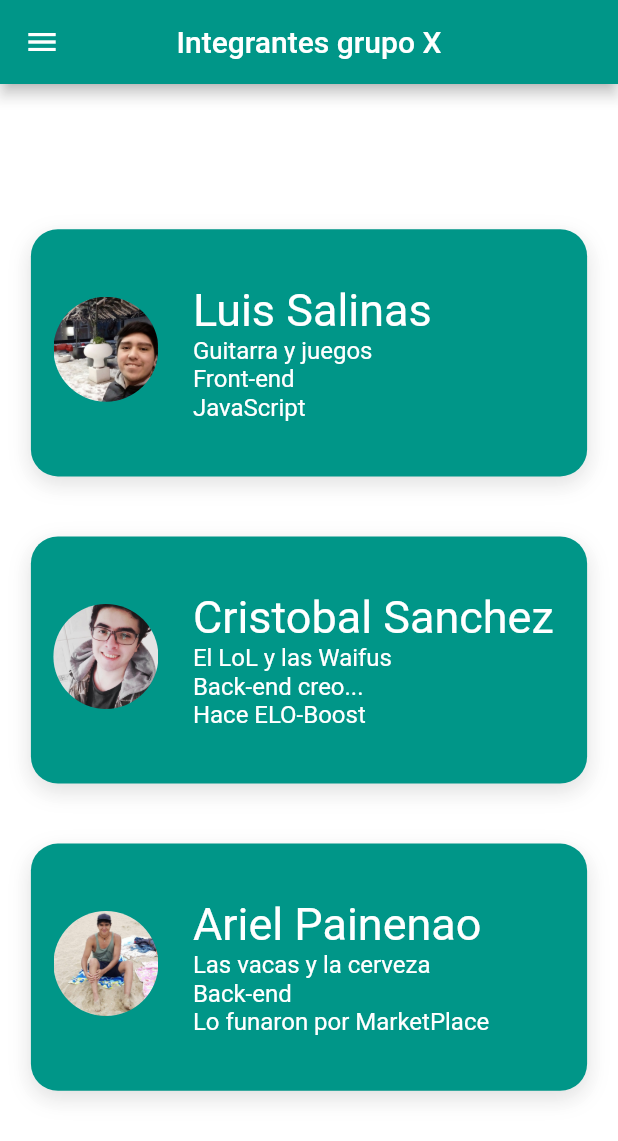
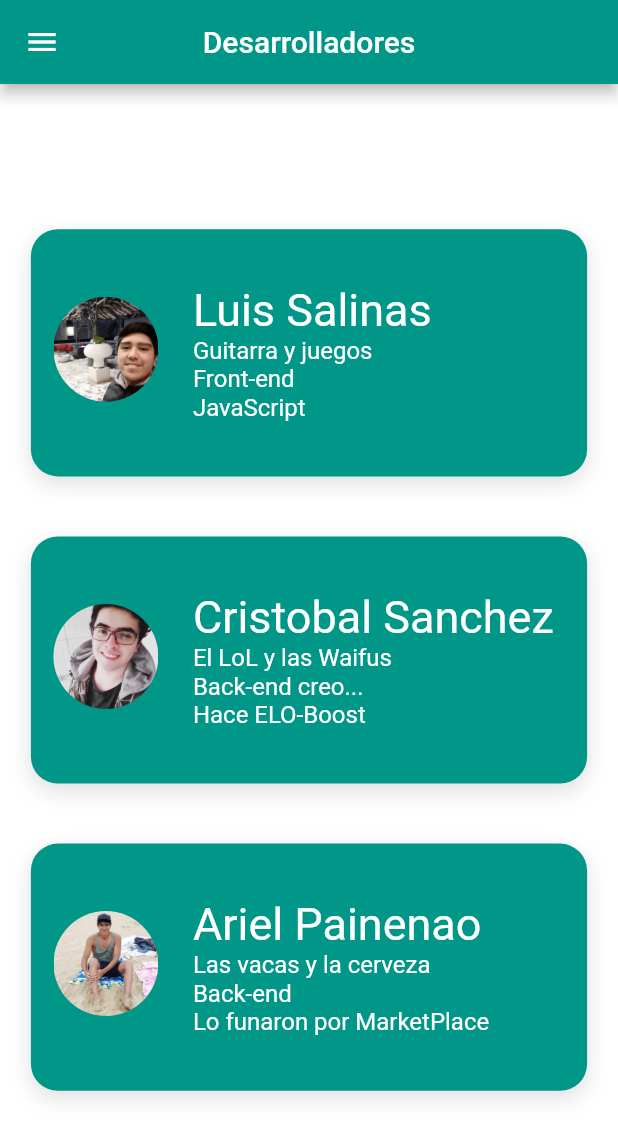
Before and after one commit to LuisSP97/app-sismos-cpyd, a Flutter app: the GroupPage screen opened by its route, on a phone screen of 412 x 824 dp. Shown: the top 1141 px of the screen. Run offline on Flutter 3.47's test engine with Material 2 defaults, Android fonts, the phone set to English and light mode, and no system bars; our stand-ins replace google_maps_flutter, google_sign_in; network calls fail.

Commit message:
Se cambia integrantes por desarrolladores

```diff
--- a/lib/src/pages/group_page.dart
+++ b/lib/src/pages/group_page.dart
@@ -13,7 +13,7 @@ class GroupPage extends StatelessWidget {
   Widget build(BuildContext context) {
     return Scaffold(
       appBar: AppBar(
-          title: const Text('Integrantes grupo X'),
+          title: const Text('Desarrolladores'),
           centerTitle: true,
           backgroundColor: Colors.teal),
       backgroundColor: Colors.white12,
--- a/lib/src/widgets/drawer_view.dart
+++ b/lib/src/widgets/drawer_view.dart
@@ -59,7 +59,7 @@ class DrawerView extends StatelessWidget {
               ),
               // ignore: prefer_const_constructors
               title: Text(
-                'Integrantes',
+                'Desarrolladores',
                 style: TextStyle(color: Colors.white, fontSize: 18),
               ),
               onTap: () {
```
